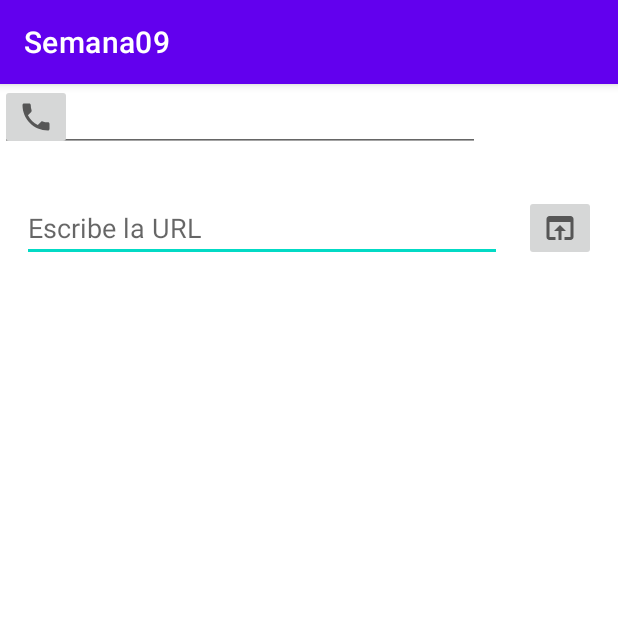
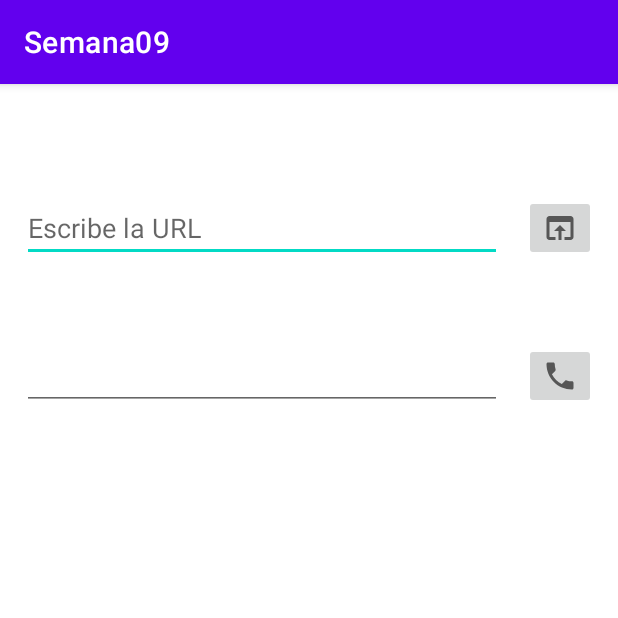
Before and after one commit to dgeti-cetis108/6avpr-fj2021-semana-09-bidkar, an Android app: the screen it shows after launch (MainActivity), after a tap on an icon or button, on a phone screen of 412 x 824 dp, the top half of it. Run offline under Robolectric (Android 15) with nearby library versions, the phone set to English and light mode, and no system bars.

```diff
--- a/app/src/main/java/com/cetis108/semana09/MainActivity.kt
+++ b/app/src/main/java/com/cetis108/semana09/MainActivity.kt
@@ -5,6 +5,7 @@ import android.net.Uri
 import androidx.appcompat.app.AppCompatActivity
 import android.os.Bundle
 import android.util.Patterns
+import android.view.View
 import android.webkit.URLUtil
 import android.widget.EditText
 import android.widget.ImageButton
@@ -15,8 +16,31 @@ class MainActivity : AppCompatActivity() {
         super.onCreate(savedInstanceState)
         setContentView(R.layout.activity_main)
 
-        val buttonOpenInBrowser = findViewById<ImageButton>(R.id.imageButtonMainOpenInBrowser)
-        buttonOpenInBrowser.setOnClickListener {
+    }
+
+    fun sendSms(view: View) {
+        // TODO: 28/04/21 Realizar un intent para enviar mensajes SMS
+    }
+
+    fun takePhoto(view: View) {
+        // TODO: 28/04/21 Realizar un intent para hacer uso de la cámara del teléfono
+    }
+
+    fun dialToPhone(view: View) {
+        val phoneNumber = findViewById<EditText>(R.id.editTextMainPhone).text.toString()
+        if (phoneNumber.isNullOrEmpty()) {
+            Toast.makeText(this, "Ingresa un número telefónico para marcar", Toast.LENGTH_SHORT)
+                .show()
+        } else {
+            val intent = Intent().apply {
+                data = Uri.parse("tel:$phoneNumber")
+                action = Intent.ACTION_DIAL
+            }
+            startActivity(intent)
+        }
+    }
+
+    fun openInBrowser(view: View) {
         val url = "https://" + findViewById<EditText>(R.id.editTextMainUrl).text.toString()
         if (URLUtil.isValidUrl(url) && Patterns.WEB_URL.matcher(url).matches()) {
             val intent = Intent().apply {
@@ -29,4 +53,3 @@ class MainActivity : AppCompatActivity() {
         }
     }
 }
-}
--- a/app/src/main/res/layout/activity_main.xml
+++ b/app/src/main/res/layout/activity_main.xml
@@ -23,6 +23,7 @@
         android:id="@+id/imageButtonMainOpenInBrowser"
         android:layout_width="wrap_content"
         android:layout_height="wrap_content"
+        android:onClick="openInBrowser"
         app:layout_constraintBottom_toBottomOf="@+id/editTextMainUrl"
         app:layout_constraintEnd_toEndOf="parent"
         app:layout_constraintHorizontal_bias="0.5"
@@ -34,16 +35,23 @@
         android:id="@+id/editTextMainPhone"
         android:layout_width="wrap_content"
         android:layout_height="wrap_content"
+        android:layout_marginTop="53dp"
         android:ems="15"
         android:inputType="phone"
-        tools:layout_editor_absoluteX="19dp"
-        tools:layout_editor_absoluteY="174dp" />
+        app:layout_constraintEnd_toStartOf="@+id/imageButtonMainPhone"
+        app:layout_constraintHorizontal_bias="0.5"
+        app:layout_constraintStart_toStartOf="parent"
+        app:layout_constraintTop_toBottomOf="@+id/editTextMainUrl" />
 
     <ImageButton
-        android:id="@+id/imageButton2"
+        android:id="@+id/imageButtonMainPhone"
         android:layout_width="wrap_content"
         android:layout_height="wrap_content"
-        app:srcCompat="@drawable/ic_call_phone"
-        tools:layout_editor_absoluteX="336dp"
-        tools:layout_editor_absoluteY="169dp" />
+        android:onClick="dialToPhone"
+        app:layout_constraintBottom_toBottomOf="@+id/editTextMainPhone"
+        app:layout_constraintEnd_toEndOf="parent"
+        app:layout_constraintHorizontal_bias="0.5"
+        app:layout_constraintStart_toEndOf="@+id/editTextMainPhone"
+        app:layout_constraintTop_toTopOf="@+id/editTextMainPhone"
+        app:srcCompat="@drawable/ic_call_phone" />
 </androidx.constraintlayout.widget.ConstraintLayout>
```
Lines whose indentation alone changed are shown as unchanged.
